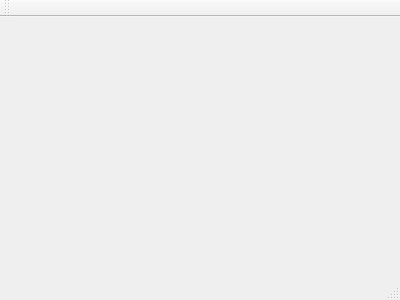
This is src/mainwindow.ui in jirvoz/icp_blocks as Qt 5 draws it before an edit. The edited form follows.
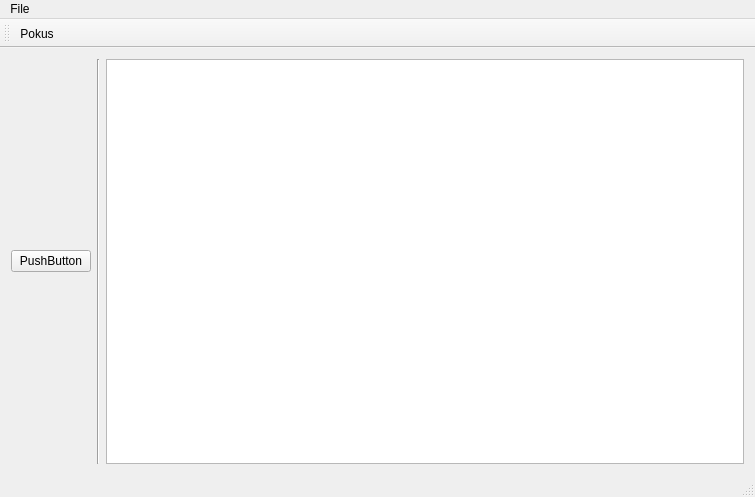
This is the edited form.

```diff
--- a/src/mainwindow.ui
+++ b/src/mainwindow.ui
@@ -1,24 +1,112 @@
 <ui version="4.0">
  <class>MainWindow</class>
- <widget class="QMainWindow" name="MainWindow" >
-  <property name="geometry" >
+ <widget class="QMainWindow" name="MainWindow">
+  <property name="geometry">
    <rect>
     <x>0</x>
     <y>0</y>
-    <width>400</width>
-    <height>300</height>
+    <width>755</width>
+    <height>497</height>
    </rect>
   </property>
-  <property name="windowTitle" >
-   <string>MainWindow</string>
+  <property name="sizePolicy">
+   <sizepolicy hsizetype="Preferred" vsizetype="Preferred">
+    <horstretch>0</horstretch>
+    <verstretch>0</verstretch>
+   </sizepolicy>
   </property>
-  <widget class="QMenuBar" name="menuBar" />
-  <widget class="QToolBar" name="mainToolBar" />
-  <widget class="QWidget" name="centralWidget" />
-  <widget class="QStatusBar" name="statusBar" />
+  <property name="windowTitle">
+   <string>Block editor</string>
+  </property>
+  <widget class="QWidget" name="centralWidget">
+   <layout class="QHBoxLayout" name="horizontalLayout">
+    <item>
+     <layout class="QVBoxLayout" name="verticalLayout">
+      <item>
+       <widget class="QPushButton" name="pushButton">
+        <property name="text">
+         <string>PushButton</string>
+        </property>
+       </widget>
+      </item>
+     </layout>
+    </item>
+    <item>
+     <widget class="Line" name="line">
+      <property name="orientation">
+       <enum>Qt::Vertical</enum>
+      </property>
+     </widget>
+    </item>
+    <item>
+     <widget class="QGraphicsView" name="graphicsView"/>
+    </item>
+   </layout>
+  </widget>
+  <widget class="QMenuBar" name="menuBar">
+   <property name="geometry">
+    <rect>
+     <x>0</x>
+     <y>0</y>
+     <width>755</width>
+     <height>19</height>
+    </rect>
+   </property>
+   <widget class="QMenu" name="menuFile">
+    <property name="title">
+     <string>File</string>
+    </property>
+    <addaction name="actionNew"/>
+    <addaction name="actionOpen"/>
+    <addaction name="actionSave"/>
+    <addaction name="separator"/>
+    <addaction name="actionExit"/>
+   </widget>
+   <addaction name="menuFile"/>
+  </widget>
+  <widget class="QToolBar" name="mainToolBar">
+   <property name="windowTitle">
+    <string/>
+   </property>
+   <attribute name="toolBarArea">
+    <enum>TopToolBarArea</enum>
+   </attribute>
+   <attribute name="toolBarBreak">
+    <bool>false</bool>
+   </attribute>
+   <addaction name="actionPokus"/>
+  </widget>
+  <widget class="QStatusBar" name="statusBar"/>
+  <action name="actionNew">
+   <property name="text">
+    <string>New</string>
+   </property>
+  </action>
+  <action name="actionOpen">
+   <property name="text">
+    <string>Open</string>
+   </property>
+  </action>
+  <action name="actionSave">
+   <property name="text">
+    <string>Save</string>
+   </property>
+  </action>
+  <action name="actionExit">
+   <property name="text">
+    <string>Exit</string>
+   </property>
+  </action>
+  <action name="actionPokus">
+   <property name="checkable">
+    <bool>true</bool>
+   </property>
+   <property name="text">
+    <string>Pokus</string>
+   </property>
+  </action>
  </widget>
- <layoutDefault spacing="6" margin="11" />
- <pixmapfunction></pixmapfunction>
+ <layoutdefault spacing="6" margin="11"/>
  <resources/>
  <connections/>
 </ui>
```
Left out of the diff: 1 changed line with no effect on the pictures.
